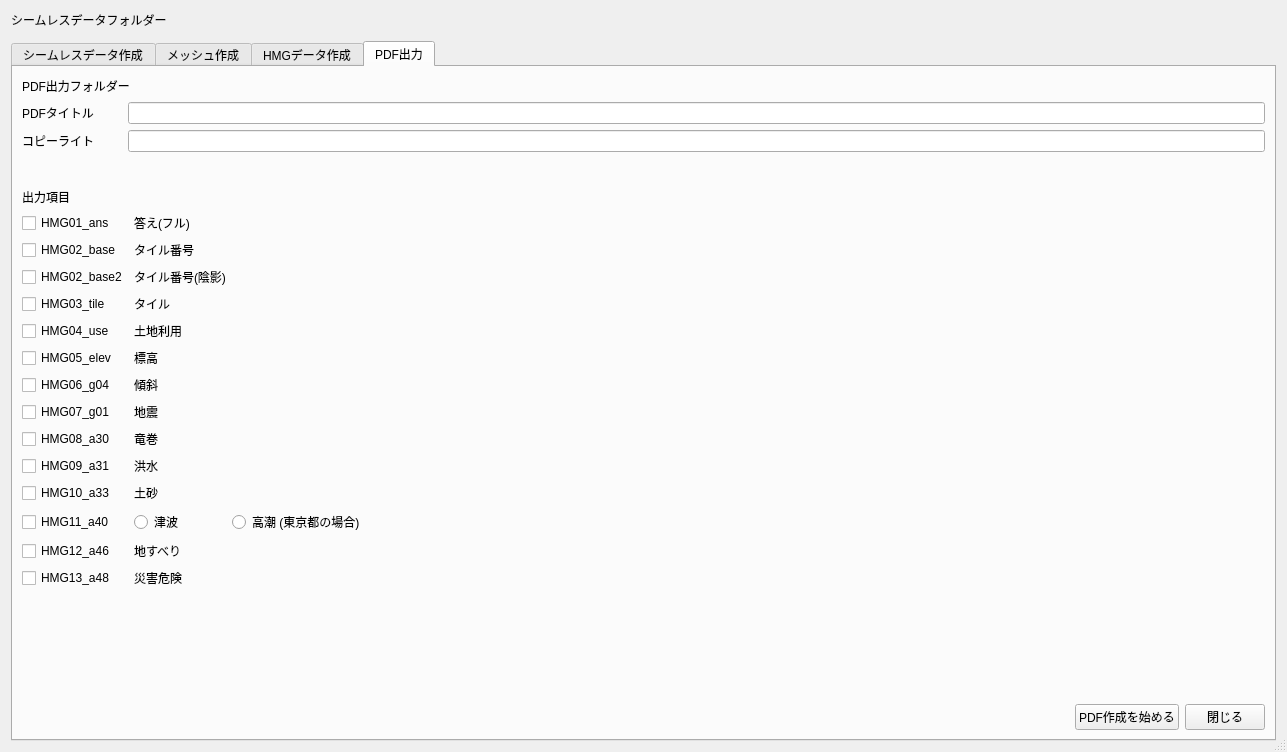
First picture: the form in ui/main_window.ui, repository 0712kazu/HazardMapGame_tool, before the edit.
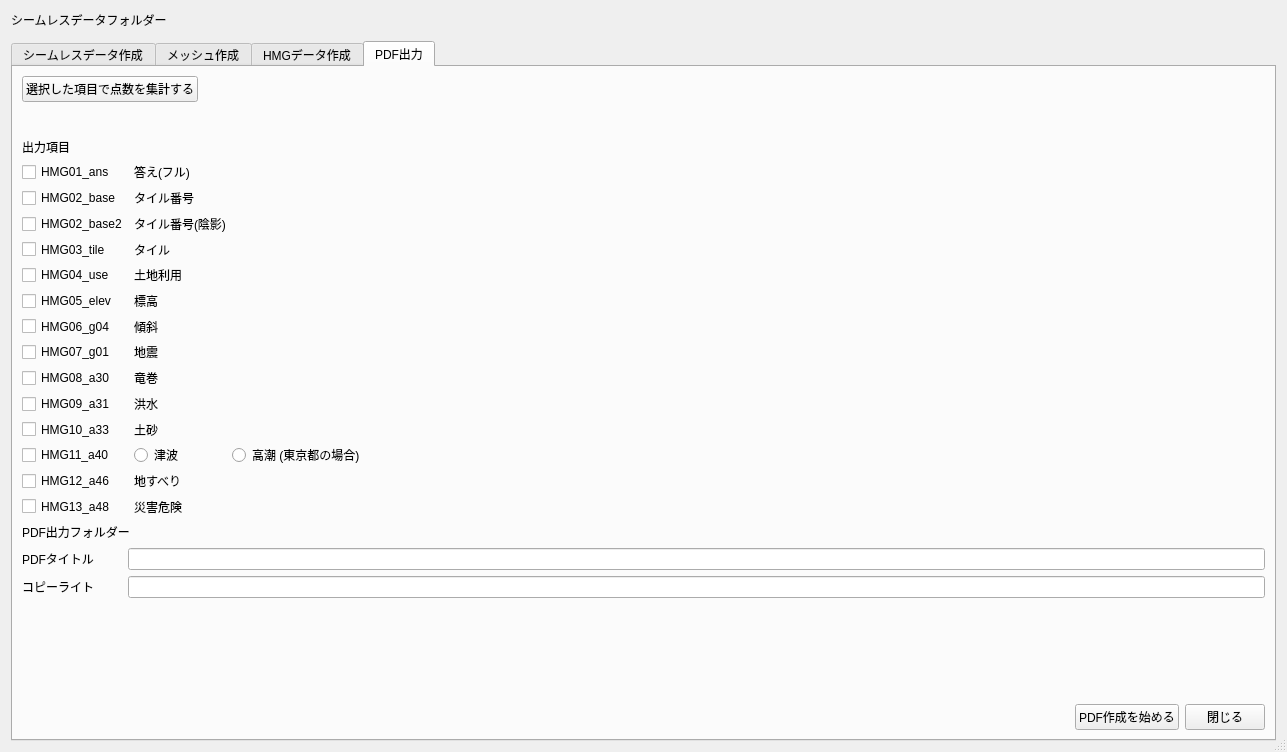
Second picture: the form after the edit. The open tabs and pages were chosen to show the change. Custom widgets are drawn as their Qt base class.

Commit message: PDF exporter UI reorganization

```diff
--- a/ui/main_window.ui
+++ b/ui/main_window.ui
@@ -4046,73 +4046,40 @@
    
        <item row="0" column="0">
         <layout class="QVBoxLayout" name="verticalLayout">
-    <item>
-      <layout class="QHBoxLayout" name="horizontalLayout_pdffolder">
-       <item>
-           <widget class="QLabel" name="label_pdffolder">
-           <property name="minimumSize">
-                  <size>
-                    <width>100</width>
-                    <height>20</height>
-                  </size>
-                </property>
-            <property name="text">
-             <string>PDF出力フォルダー</string>
-            </property>
-           </widget>
-          </item>
-       <item>
-           <widget class="QgsFileWidget" name="pdf_folder">
-            <property name="storageMode">
-             <enum>QgsFileWidget::GetDirectory</enum>
-            </property>
-           </widget>
-          </item>
-      </layout>
-     </item>
-     <item>
-      <layout class="QHBoxLayout" name="horizontalLayout_pdftitle">
-       <item>
-           <widget class="QLabel" name="label_maptitle">
-           <property name="minimumSize">
-                  <size>
-                    <width>100</width>
-                    <height>20</height>
-                  </size>
-                </property>
-            <property name="text">
-             <string>PDFタイトル</string>
-            </property>
-           </widget>
-          </item>
         <item>
-             <widget class="QLineEdit" name="pdf_map_title">
-            </widget>
-            </item>
-      </layout>
-     </item>
-     <item>
-      <layout class="QHBoxLayout" name="horizontalLayout_pdfcopyright">
-       <item>
-           <widget class="QLabel" name="label_mapcopyright">
-           <property name="minimumSize">
-                  <size>
-                    <width>100</width>
-                    <height>20</height>
-                  </size>
-                </property>
-            <property name="text">
-             <string>コピーライト</string>
-            </property>
-           </widget>
-          </item>
+        <layout class="QHBoxLayout" name="horizontalLayout_sumhazard">
         <item>
-             <widget class="QLineEdit" name="pdf_map_copyright">
-            </widget>
+             <widget class="QPushButton" name="pushButton_total_hazard">
+             <property name="geometry">
+              <rect>
+                <x>530</x>
+                <y>500</y>
+                <width>901</width>
+                <height>41</height>
+              </rect>
+              </property>
+              <property name="text">
+               <string>選択した項目で点数を集計する</string>
+              </property>
+             </widget>
             </item>
-      </layout>
-     </item>
-     
+         <item>
+          <spacer name="horizontalSpacer_6">
+           <property name="orientation">
+            <enum>Qt::Horizontal</enum>
+           </property>
+           <property name="sizeHint" stdset="0">
+            <size>
+             <width>40</width>
+             <height>20</height>
+            </size>
+           </property>
+          </spacer>
+         </item>
+        </layout>
+        </item>
+  
+    <!-- Export selection    -->
      <item>
       <spacer name="horizontalSpacer">
        <property name="orientation">
@@ -4366,6 +4333,76 @@
        </item>
       </layout>
      </item>
+
+     <!-- PDF export info -->
+      <item>
+      <layout class="QHBoxLayout" name="horizontalLayout_pdffolder">
+       <item>
+           <widget class="QLabel" name="label_pdffolder">
+           <property name="minimumSize">
+                  <size>
+                    <width>100</width>
+                    <height>20</height>
+                  </size>
+                </property>
+            <property name="text">
+             <string>PDF出力フォルダー</string>
+            </property>
+           </widget>
+          </item>
+       <item>
+           <widget class="QgsFileWidget" name="pdf_folder">
+            <property name="storageMode">
+             <enum>QgsFileWidget::GetDirectory</enum>
+            </property>
+           </widget>
+          </item>
+      </layout>
+     </item>
+     <item>
+      <layout class="QHBoxLayout" name="horizontalLayout_pdftitle">
+       <item>
+           <widget class="QLabel" name="label_maptitle">
+           <property name="minimumSize">
+                  <size>
+                    <width>100</width>
+                    <height>20</height>
+                  </size>
+                </property>
+            <property name="text">
+             <string>PDFタイトル</string>
+            </property>
+           </widget>
+          </item>
+        <item>
+             <widget class="QLineEdit" name="pdf_map_title">
+            </widget>
+            </item>
+      </layout>
+     </item>
+     <item>
+      <layout class="QHBoxLayout" name="horizontalLayout_pdfcopyright">
+       <item>
+           <widget class="QLabel" name="label_mapcopyright">
+           <property name="minimumSize">
+                  <size>
+                    <width>100</width>
+                    <height>20</height>
+                  </size>
+                </property>
+            <property name="text">
+             <string>コピーライト</string>
+            </property>
+           </widget>
+          </item>
+        <item>
+             <widget class="QLineEdit" name="pdf_map_copyright">
+            </widget>
+            </item>
+      </layout>
+     </item>
+
+
      <item>
       <spacer name="horizontalSpacer">
        <property name="orientation">
```
Left out of the diff: 1 changed line with no effect on the pictures.
